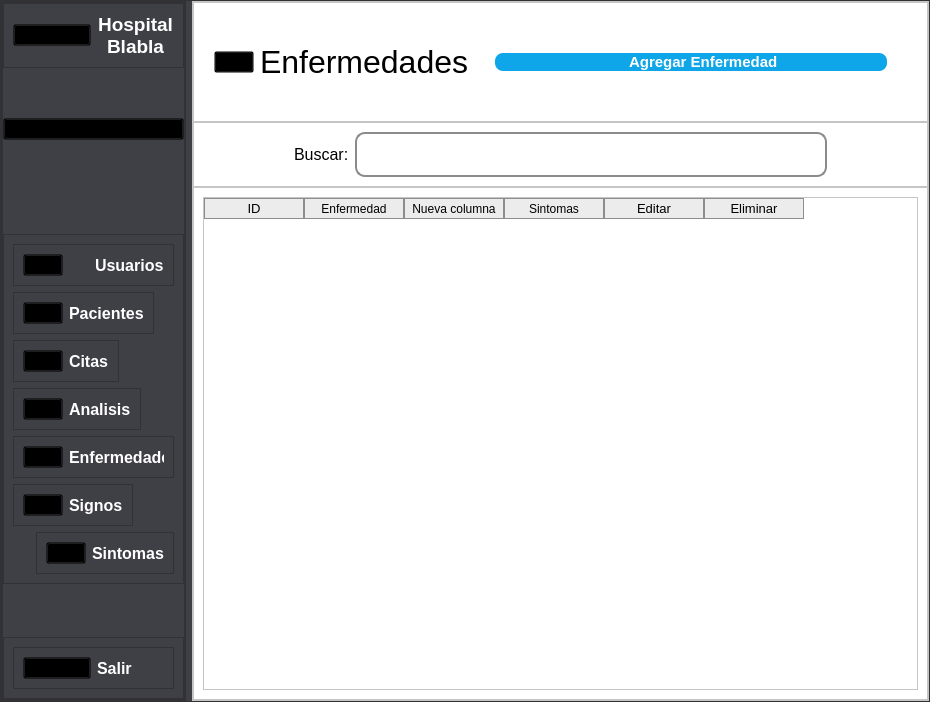
Qt form secondwindow.ui (askr3d/diagnosticoMedico) before a commit.
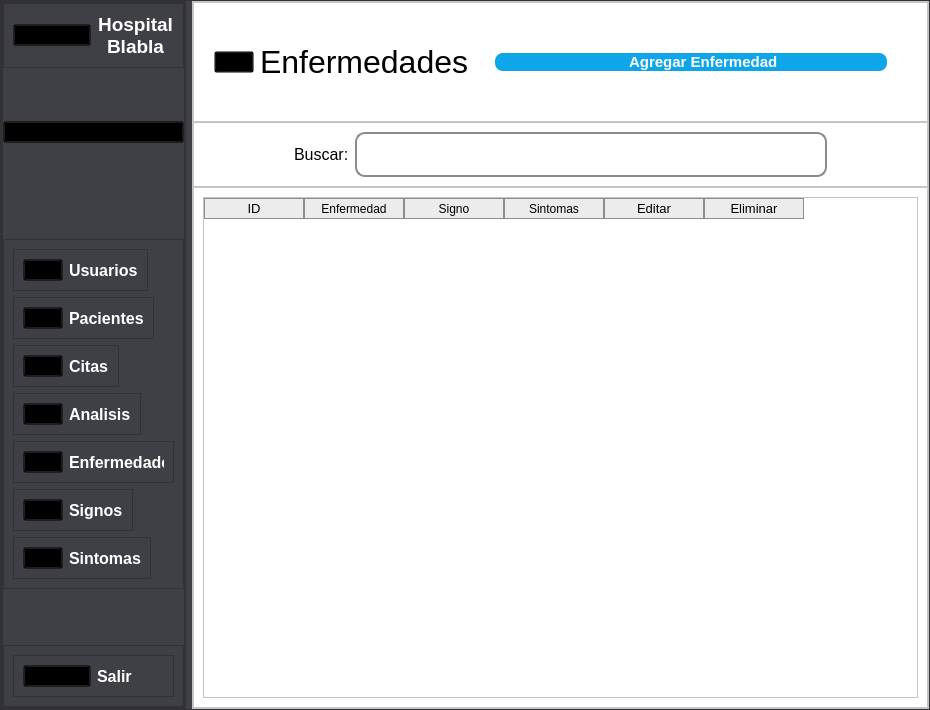
The same form after that commit. The open tabs and pages were chosen to show the change. Icons and pictures are not drawn.

What changed in the file:
```diff
--- a/secondwindow.ui
+++ b/secondwindow.ui
@@ -7,7 +7,7 @@
     <x>0</x>
     <y>0</y>
     <width>930</width>
-    <height>702</height>
+    <height>710</height>
    </rect>
   </property>
   <property name="windowTitle">
@@ -238,7 +238,7 @@
                 <enum>QFrame::Raised</enum>
                </property>
                <layout class="QVBoxLayout" name="verticalLayout_4">
-                <item>
+                <item alignment="Qt::AlignLeft">
                  <widget class="QFrame" name="btnUsuarios">
                   <property name="cursor">
                    <cursorShape>PointingHandCursor</cursorShape>
@@ -255,7 +255,7 @@
                    <enum>QFrame::Raised</enum>
                   </property>
                   <layout class="QGridLayout" name="gridLayout_5">
-                   <item row="0" column="0" alignment="Qt::AlignLeft">
+                   <item row="0" column="0">
                     <widget class="QPushButton" name="pushButton_6">
                      <property name="styleSheet">
                       <string notr="true">QPushButton{
@@ -287,6 +287,9 @@
                        <bold>true</bold>
                       </font>
                      </property>
+                     <property name="layoutDirection">
+                      <enum>Qt::LeftToRight</enum>
+                     </property>
                      <property name="styleSheet">
                       <string notr="true">QLabel{
 	background-color: transparent;
@@ -491,7 +494,12 @@
                  </widget>
                 </item>
                 <item alignment="Qt::AlignLeft">
-                 <widget class="QFrame" name="frame_85">
+                 <widget class="QFrame" name="btnEnfermedades">
+                  <property name="styleSheet">
+                   <string notr="true">QFrame:hover{
+	background-color: #475569;
+}</string>
+                  </property>
                   <property name="frameShape">
                    <enum>QFrame::StyledPanel</enum>
                   </property>
@@ -550,6 +558,11 @@
                   <property name="layoutDirection">
                    <enum>Qt::LeftToRight</enum>
                   </property>
+                  <property name="styleSheet">
+                   <string notr="true">QFrame:hover{
+	background-color: #475569;
+}</string>
+                  </property>
                   <property name="frameShape">
                    <enum>QFrame::StyledPanel</enum>
                   </property>
@@ -609,7 +622,12 @@
                 <item alignment="Qt::AlignLeft">
                  <widget class="QFrame" name="frame_87">
                   <property name="layoutDirection">
-                   <enum>Qt::RightToLeft</enum>
+                   <enum>Qt::LeftToRight</enum>
+                  </property>
+                  <property name="styleSheet">
+                   <string notr="true">QFrame:hover{
+	background-color: #475569;
+}</string>
                   </property>
                   <property name="frameShape">
                    <enum>QFrame::StyledPanel</enum>
@@ -619,27 +637,6 @@
                   </property>
                   <layout class="QGridLayout" name="gridLayout_19">
                    <item row="0" column="0">
-                    <widget class="QLabel" name="label_5">
-                     <property name="font">
-                      <font>
-                       <family>Arial</family>
-                       <pointsize>12</pointsize>
-                       <weight>75</weight>
-                       <bold>true</bold>
-                      </font>
-                     </property>
-                     <property name="styleSheet">
-                      <string notr="true">QLabel{
-	background-color: transparent;
-	color: #fff;
-}</string>
-                     </property>
-                     <property name="text">
-                      <string>Sintomas</string>
-                     </property>
-                    </widget>
-                   </item>
-                   <item row="0" column="1">
                     <widget class="QPushButton" name="pushButton_3">
                      <property name="styleSheet">
                       <string notr="true">QPushButton{
@@ -661,6 +658,27 @@
                      </property>
                     </widget>
                    </item>
+                   <item row="0" column="1">
+                    <widget class="QLabel" name="label_5">
+                     <property name="font">
+                      <font>
+                       <family>Arial</family>
+                       <pointsize>12</pointsize>
+                       <weight>75</weight>
+                       <bold>true</bold>
+                      </font>
+                     </property>
+                     <property name="styleSheet">
+                      <string notr="true">QLabel{
+	background-color: transparent;
+	color: #fff;
+}</string>
+                     </property>
+                     <property name="text">
+                      <string>Sintomas</string>
+                     </property>
+                    </widget>
+                   </item>
                   </layout>
                  </widget>
                 </item>
@@ -2839,7 +2857,7 @@
                    </column>
                    <column>
                     <property name="text">
-                     <string>Nueva columna</string>
+                     <string>Signo</string>
                     </property>
                    </column>
                    <column>
```
Left out of the diff: 94 changed lines with no effect on the pictures.
